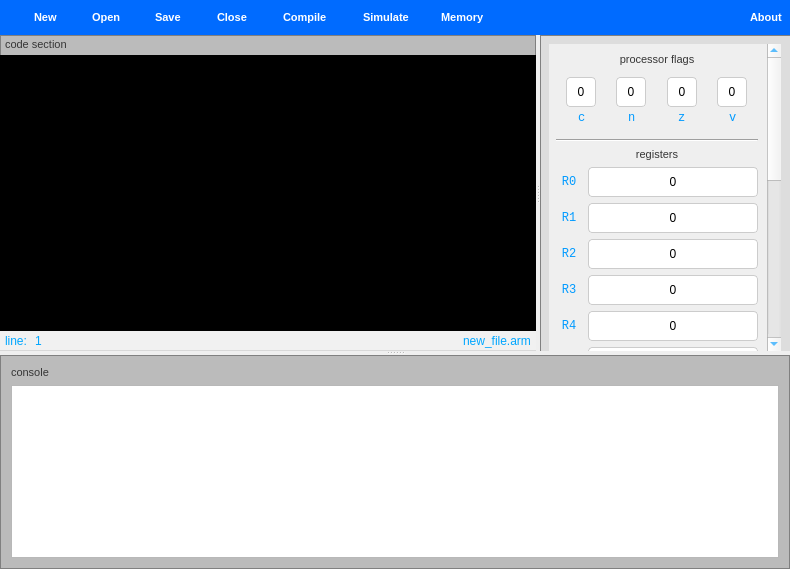
This is squirrelmain.ui in YeisonCL/Squirrel as Qt 5 draws it before an edit. The edited form follows.
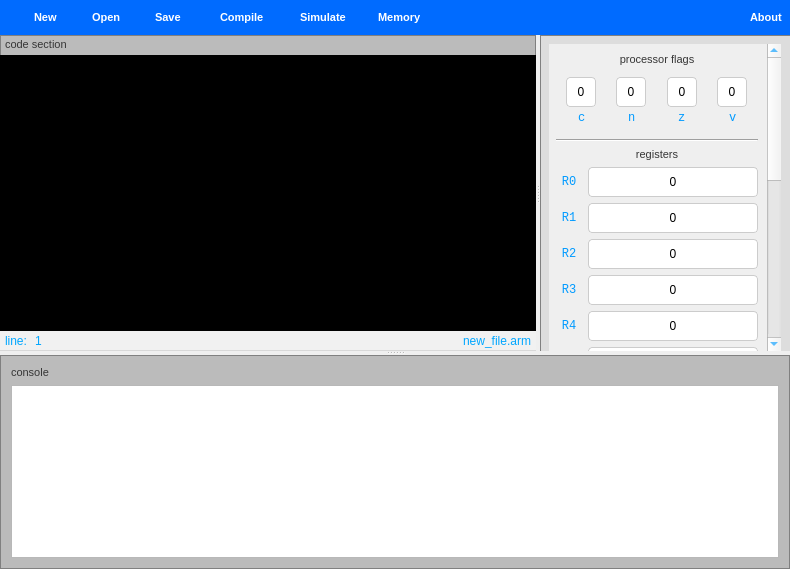
This is the edited form. Icons and pictures are not drawn.

```diff
--- a/squirrelmain.ui
+++ b/squirrelmain.ui
@@ -337,82 +337,6 @@
          </widget>
         </widget>
        </item>
-       <item>
-        <widget class="QWidget" name="closeWidget" native="true">
-         <property name="minimumSize">
-          <size>
-           <width>55</width>
-           <height>0</height>
-          </size>
-         </property>
-         <property name="maximumSize">
-          <size>
-           <width>87</width>
-           <height>16777215</height>
-          </size>
-         </property>
-         <widget class="QWidget" name="closeWrap" native="true">
-          <property name="geometry">
-           <rect>
-            <x>0</x>
-            <y>10</y>
-            <width>55</width>
-            <height>16</height>
-           </rect>
-          </property>
-          <layout class="QHBoxLayout" name="horizontalLayout_47">
-           <property name="spacing">
-            <number>2</number>
-           </property>
-           <property name="leftMargin">
-            <number>0</number>
-           </property>
-           <property name="topMargin">
-            <number>0</number>
-           </property>
-           <property name="rightMargin">
-            <number>0</number>
-           </property>
-           <property name="bottomMargin">
-            <number>0</number>
-           </property>
-           <item>
-            <widget class="QLabel" name="label_56">
-             <property name="text">
-              <string>&lt;img src=&quot;:/icons/icons/close_icon.png&quot; width=&quot;16&quot; height=&quot;16&quot; /&gt;</string>
-             </property>
-            </widget>
-           </item>
-           <item>
-            <widget class="QLabel" name="newLabel_4">
-             <property name="text">
-              <string>&lt;html&gt;&lt;head/&gt;&lt;body&gt;&lt;p&gt;&lt;span style=&quot; font-size:8pt; font-weight:600;&quot;&gt;Close&lt;/span&gt;&lt;/p&gt;&lt;/body&gt;&lt;/html&gt;</string>
-             </property>
-            </widget>
-           </item>
-          </layout>
-         </widget>
-         <widget class="QPushButton" name="closeButton">
-          <property name="geometry">
-           <rect>
-            <x>0</x>
-            <y>0</y>
-            <width>55</width>
-            <height>35</height>
-           </rect>
-          </property>
-          <property name="cursor">
-           <cursorShape>PointingHandCursor</cursorShape>
-          </property>
-          <property name="focusPolicy">
-           <enum>Qt::NoFocus</enum>
-          </property>
-          <property name="text">
-           <string/>
-          </property>
-         </widget>
-        </widget>
-       </item>
        <item>
         <widget class="QWidget" name="compileWidget" native="true">
          <property name="minimumSize">
@@ -1098,24 +1022,14 @@
                  </property>
                 </widget>
                </item>
-               <item>
-                <spacer name="horizontalSpacer_13">
-                 <property name="orientation">
-                  <enum>Qt::Horizontal</enum>
-                 </property>
-                 <property name="sizeType">
-                  <enum>QSizePolicy::Expanding</enum>
-                 </property>
-                 <property name="sizeHint" stdset="0">
-                  <size>
-                   <width>406</width>
-                   <height>20</height>
-                  </size>
-                 </property>
-                </spacer>
-               </item>
                <item>
                 <widget class="QLabel" name="label_10">
+                 <property name="sizePolicy">
+                  <sizepolicy hsizetype="Expanding" vsizetype="Preferred">
+                   <horstretch>0</horstretch>
+                   <verstretch>0</verstretch>
+                  </sizepolicy>
+                 </property>
                  <property name="minimumSize">
                   <size>
                    <width>30</width>
@@ -1194,6 +1108,9 @@
                  <property name="text">
                   <string>new_file.arm</string>
                  </property>
+                 <property name="alignment">
+                  <set>Qt::AlignRight|Qt::AlignTrailing|Qt::AlignVCenter</set>
+                 </property>
                 </widget>
                </item>
               </layout>
```
Left out of the diff: 10 changed lines with no effect on the pictures.
